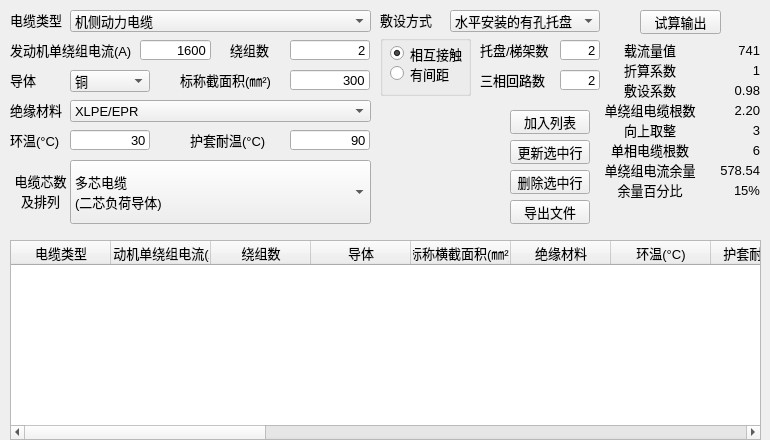
Qt form ui/PowerCableForm.ui (LeeZhang1979/UniTools) before a commit.
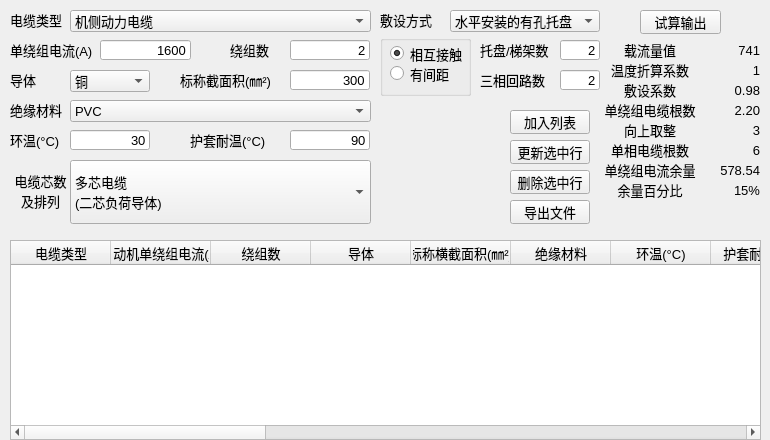
The same form after that commit.

```diff
--- a/ui/PowerCableForm.ui
+++ b/ui/PowerCableForm.ui
@@ -136,7 +136,7 @@
     <rect>
      <x>10</x>
      <y>40</y>
-     <width>131</width>
+     <width>101</width>
      <height>20</height>
     </rect>
    </property>
@@ -147,7 +147,7 @@
     </font>
    </property>
    <property name="text">
-    <string>发动机单绕组电流(A)</string>
+    <string>单绕组电流(A)</string>
    </property>
    <property name="buddy">
     <cstring>lineEEC</cstring>
@@ -156,9 +156,9 @@
   <widget class="QLineEdit" name="lineEEC">
    <property name="geometry">
     <rect>
-     <x>140</x>
+     <x>100</x>
      <y>40</y>
-     <width>71</width>
+     <width>91</width>
      <height>20</height>
     </rect>
    </property>
@@ -303,11 +303,6 @@
      <pointsize>10</pointsize>
     </font>
    </property>
-   <item>
-    <property name="text">
-     <string>XLPE/EPR</string>
-    </property>
-   </item>
    <item>
     <property name="text">
      <string>PVC</string>
@@ -1317,7 +1312,7 @@
     </font>
    </property>
    <property name="text">
-    <string>折算系数</string>
+    <string>温度折算系数</string>
    </property>
    <property name="alignment">
     <set>Qt::AlignCenter</set>
```
Left out of the diff: 5 changed lines with no effect on the pictures.
